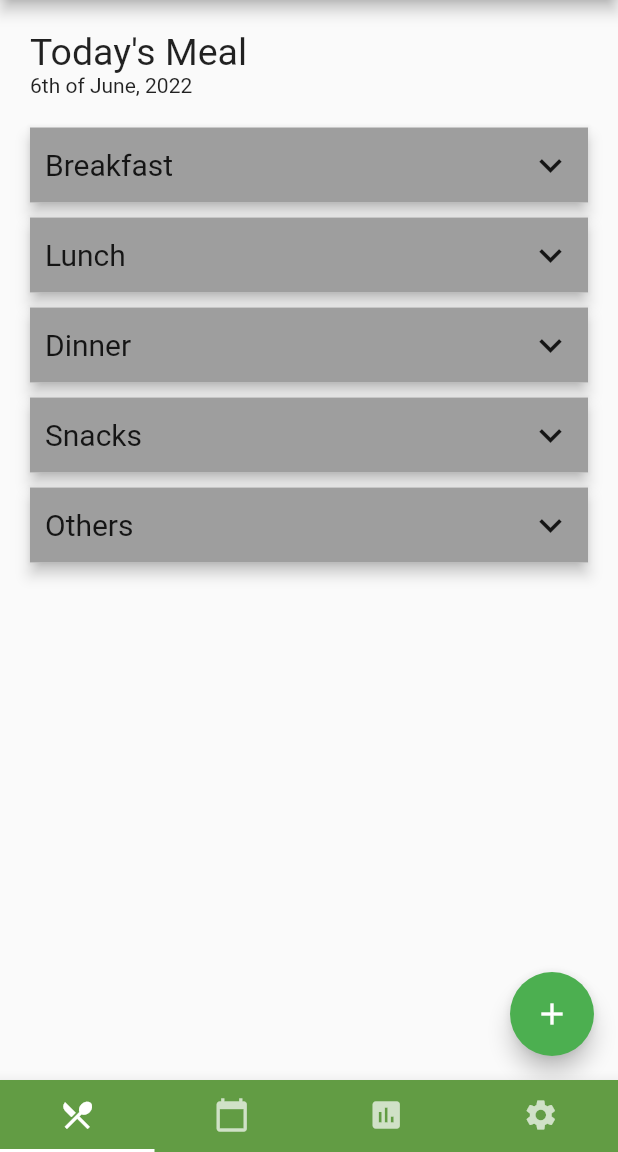
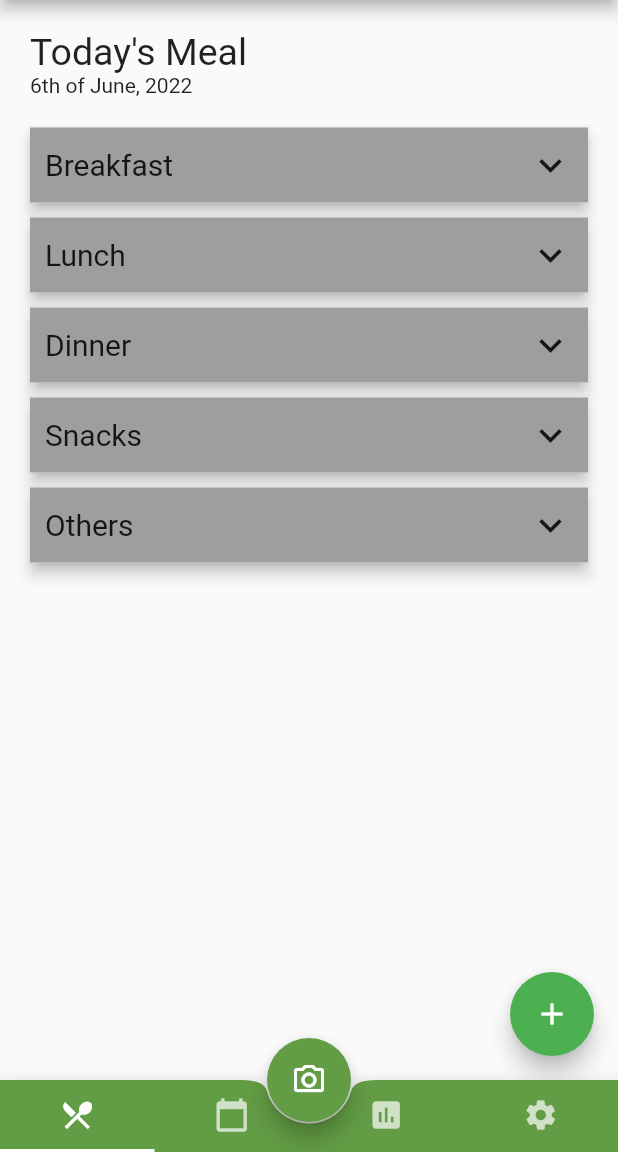
Before and after one commit to cepdnaclk/SnaT-meal-tracking-app, a Flutter app: the DashboardLayout screen opened directly, on a phone screen of 412 x 824 dp, the part 84-1236 px from its top. Run offline on Flutter 3.47's test engine with Material 2 defaults, Android fonts, the phone set to English and light mode, and no system bars; our stand-ins replace table_calendar.

Commit message:
add button for camera on the dash board
this is not well formed

```diff
--- a/lib/Pages/dashboard_layout.dart
+++ b/lib/Pages/dashboard_layout.dart
@@ -35,8 +35,17 @@ class _DashboardLayoutState extends State<DashboardLayout>
           backgroundColor: ThemeInfo.primaryColor,
           title: const Text("SnaT: Meal Diary"),
         ),
+        // button for camera from bottom Navigation Bar
+        floatingActionButton: FloatingActionButton(
+        child: Icon(Icons.camera_alt_outlined),
+        backgroundColor: ThemeInfo.primaryColor,
+        onPressed:(){},
+        ),
+        floatingActionButtonLocation: FloatingActionButtonLocation.centerDocked,
         drawer: const DashboardDrawer(),
         bottomNavigationBar: BottomAppBar(
+          shape: CircularNotchedRectangle(),
+          notchMargin: 1,
           color: ThemeInfo.primaryColor,
           child: TabBar(
             indicatorColor: ThemeInfo.bottomTabButtonColor,
```
